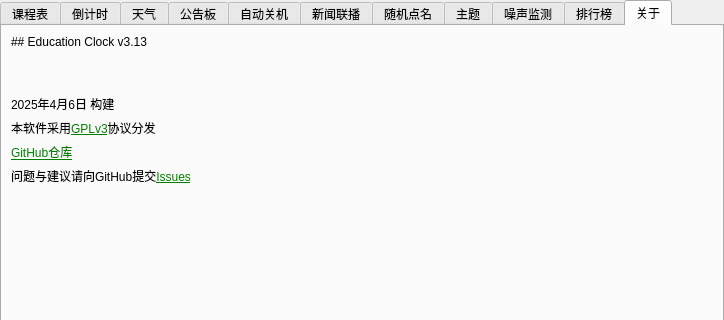
This is ui/setting.ui in Return-Log/Education-Clock as Qt 5 draws it before an edit; both pictures show x 0 to 724 and y 0 to 320 of the 724 by 630 pixel window. The edited form follows.
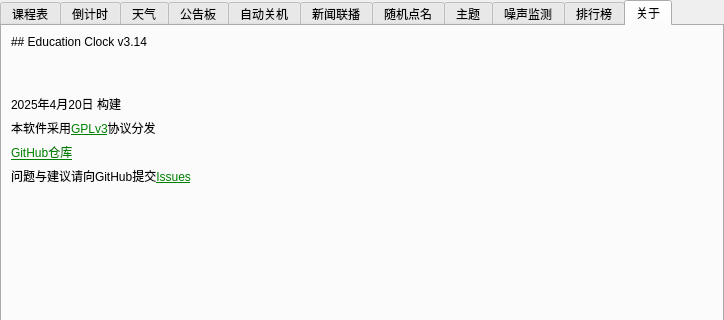
This is the edited form. Icons and pictures are not drawn.

```diff
--- a/ui/setting.ui
+++ b/ui/setting.ui
@@ -1171,7 +1171,7 @@
        <item row="0" column="1" colspan="3">
         <widget class="QLabel" name="label_32">
          <property name="text">
-          <string>## Education Clock v3.13</string>
+          <string>## Education Clock v3.14</string>
          </property>
          <property name="textFormat">
           <enum>Qt::MarkdownText</enum>
@@ -1253,7 +1253,7 @@
        <item row="2" column="1" colspan="3">
         <widget class="QLabel" name="label_33">
          <property name="text">
-          <string>2025年4月6日 构建</string>
+          <string>2025年4月20日 构建</string>
          </property>
         </widget>
        </item>
```
